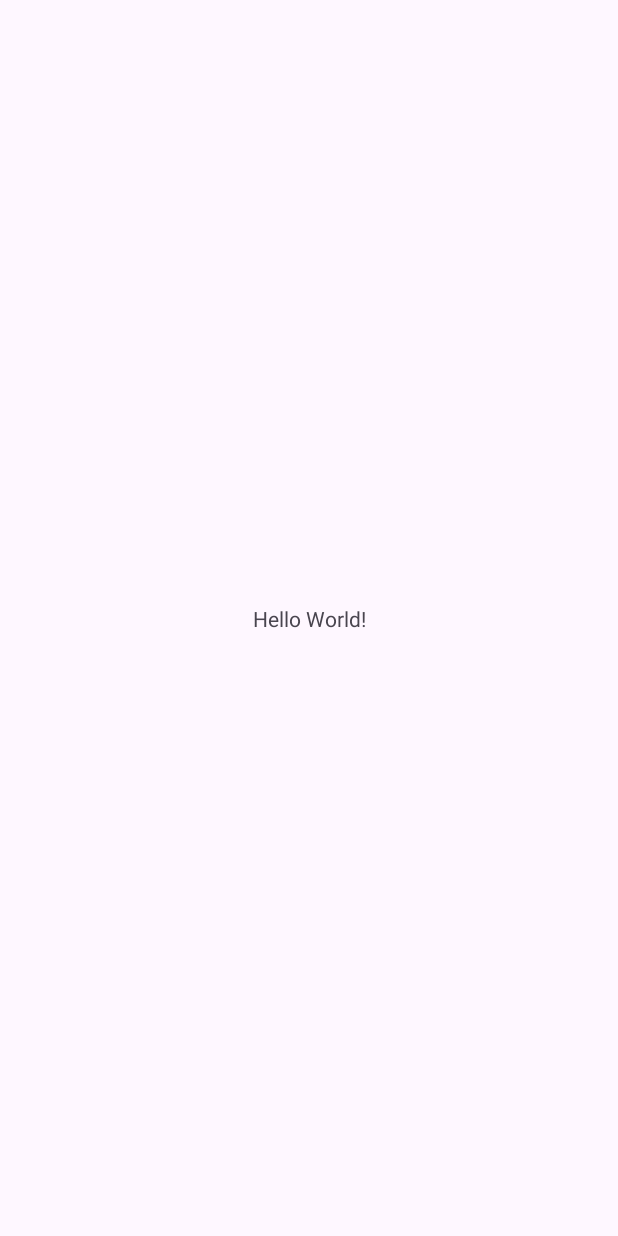
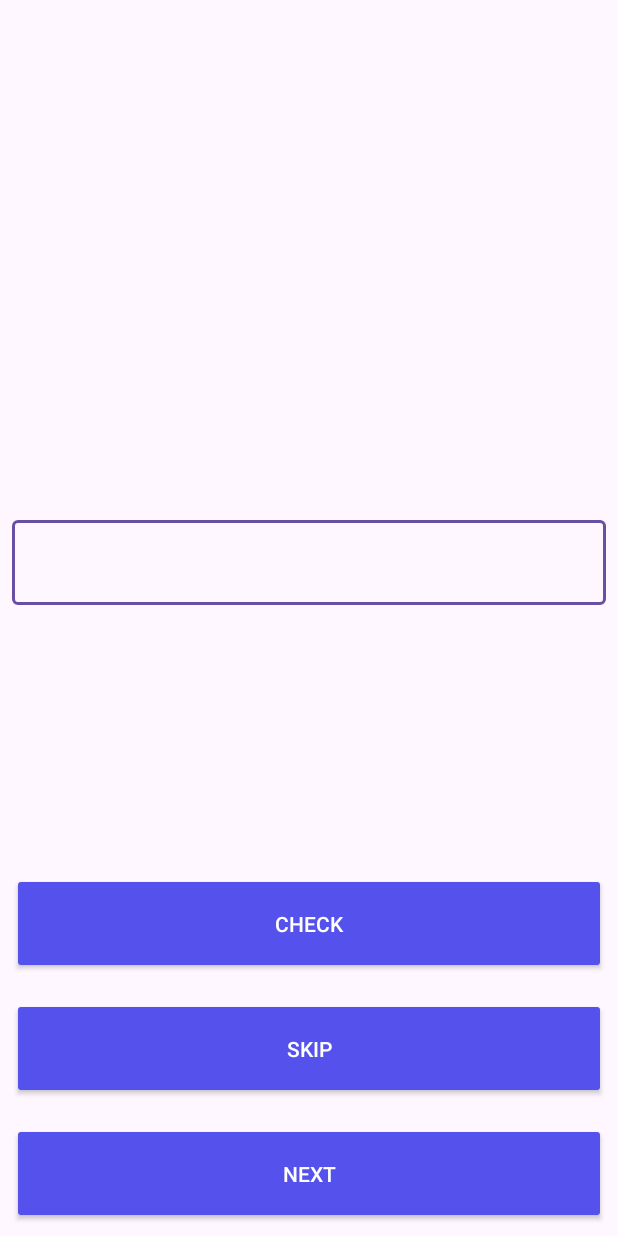
Before and after one commit to Malevichr/UnscrambleGame, an Android app: the screen it shows after launch (MainActivity), on a phone screen of 412 x 824 dp. Before the commit the screen is almost empty. Run offline under Robolectric (Android 15) with nearby library versions, the phone set to English and light mode, and no system bars.

Commit message:
UG-03 XML

```diff
--- a/app/src/main/java/com/ru/malevich/unscramblegame/MainActivity.kt
+++ b/app/src/main/java/com/ru/malevich/unscramblegame/MainActivity.kt
@@ -3,18 +3,12 @@ package com.ru.malevich.unscramblegame
 import android.os.Bundle
 import androidx.activity.enableEdgeToEdge
 import androidx.appcompat.app.AppCompatActivity
-import androidx.core.view.ViewCompat
-import androidx.core.view.WindowInsetsCompat
 
 class MainActivity : AppCompatActivity() {
     override fun onCreate(savedInstanceState: Bundle?) {
         super.onCreate(savedInstanceState)
         enableEdgeToEdge()
         setContentView(R.layout.activity_main)
-        ViewCompat.setOnApplyWindowInsetsListener(findViewById(R.id.main)) { v, insets ->
-            val systemBars = insets.getInsets(WindowInsetsCompat.Type.systemBars())
-            v.setPadding(systemBars.left, systemBars.top, systemBars.right, systemBars.bottom)
-            insets
-        }
+
     }
 }
--- a/app/src/main/res/layout/activity_main.xml
+++ b/app/src/main/res/layout/activity_main.xml
@@ -1,19 +1,71 @@
 <?xml version="1.0" encoding="utf-8"?>
-<androidx.constraintlayout.widget.ConstraintLayout xmlns:android="http://schemas.android.com/apk/res/android"
+<LinearLayout xmlns:android="http://schemas.android.com/apk/res/android"
     xmlns:app="http://schemas.android.com/apk/res-auto"
     xmlns:tools="http://schemas.android.com/tools"
-    android:id="@+id/main"
+    android:id="@+id/rootLayout"
+    android:orientation="vertical"
     android:layout_width="match_parent"
     android:layout_height="match_parent"
     tools:context=".MainActivity">
 
     <TextView
-        android:layout_width="wrap_content"
-        android:layout_height="wrap_content"
-        android:text="Hello World!"
+        android:id="@+id/scrambledWordTextView"
+        style="@style/TextAppearance.AppCompat.Title"
+        android:layout_width="match_parent"
+        android:layout_height="0dp"
+        android:layout_weight="1"
+        android:gravity="center"
         app:layout_constraintBottom_toBottomOf="parent"
         app:layout_constraintEnd_toEndOf="parent"
         app:layout_constraintStart_toStartOf="parent"
-        app:layout_constraintTop_toTopOf="parent" />
+        app:layout_constraintTop_toTopOf="parent"
+        tools:text="Scrambled word" />
 
-</androidx.constraintlayout.widget.ConstraintLayout>
+    <com.google.android.material.textfield.TextInputLayout
+        android:id="@+id/inputLayout"
+        android:layout_width="match_parent"
+        android:layout_height="wrap_content"
+        android:layout_marginHorizontal="8dp">
+
+        <com.google.android.material.textfield.TextInputEditText
+            android:id="@+id/inputText"
+            android:layout_width="match_parent"
+            android:layout_height="wrap_content" />
+    </com.google.android.material.textfield.TextInputLayout>
+
+    <Space
+        android:layout_width="match_parent"
+        android:layout_height="0dp"
+        android:layout_weight="0.5" />
+
+    <androidx.appcompat.widget.AppCompatButton
+        android:id="@+id/checkButton"
+        android:layout_width="match_parent"
+        android:layout_height="wrap_content"
+        android:layout_margin="8dp"
+        android:backgroundTint="#5451ED"
+        android:padding="24dp"
+        android:text="@string/check"
+        android:textColor="@color/white" />
+
+    <androidx.appcompat.widget.AppCompatButton
+        android:id="@+id/skipButton"
+        android:layout_width="match_parent"
+        android:layout_height="wrap_content"
+        android:layout_margin="8dp"
+        android:backgroundTint="#5451ED"
+        android:padding="24dp"
+        android:text="@string/skip"
+        android:textColor="@color/white" />
+
+    <androidx.appcompat.widget.AppCompatButton
+        android:id="@+id/nextButton"
+        android:layout_width="match_parent"
+        android:layout_height="wrap_content"
+        android:layout_margin="8dp"
+        android:backgroundTint="#5451ED"
+        android:padding="24dp"
+        android:text="@string/next"
+        android:textColor="@color/white" />
+
+</LinearLayout>
--- a/app/src/main/res/values/strings.xml
+++ b/app/src/main/res/values/strings.xml
@@ -1,3 +1,6 @@
 <resources>
     <string name="app_name">Unscramble Game</string>
+    <string name="check">check</string>
+    <string name="skip">skip</string>
+    <string name="next">next</string>
 </resources>
```
Also changed, not shown: 1 other file.
